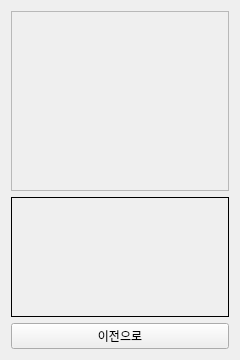
This is gui/atc_gui/ui/object_detail_dialog.ui in heyjay1002/project-deeplearning-falcon as Qt 5 draws it before an edit. The edited form follows.
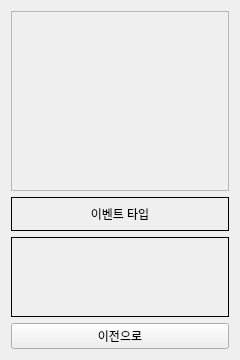
This is the edited form.

Diff of the .ui file:
```diff
--- a/gui/atc_gui/ui/object_detail_dialog.ui
+++ b/gui/atc_gui/ui/object_detail_dialog.ui
@@ -27,6 +27,25 @@
      </property>
     </widget>
    </item>
+   <item>
+    <widget class="QLabel" name="event_type_label">
+     <property name="minimumSize">
+      <size>
+       <width>180</width>
+       <height>30</height>
+      </size>
+     </property>
+     <property name="frameShape">
+      <enum>QFrame::Box</enum>
+     </property>
+     <property name="alignment">
+      <set>Qt::AlignCenter</set>
+     </property>
+     <property name="text">
+      <string>이벤트 타입</string>
+     </property>
+    </widget>
+   </item>
    <item>
     <widget class="QLabel" name="detail_info">
      <property name="minimumSize">
```
